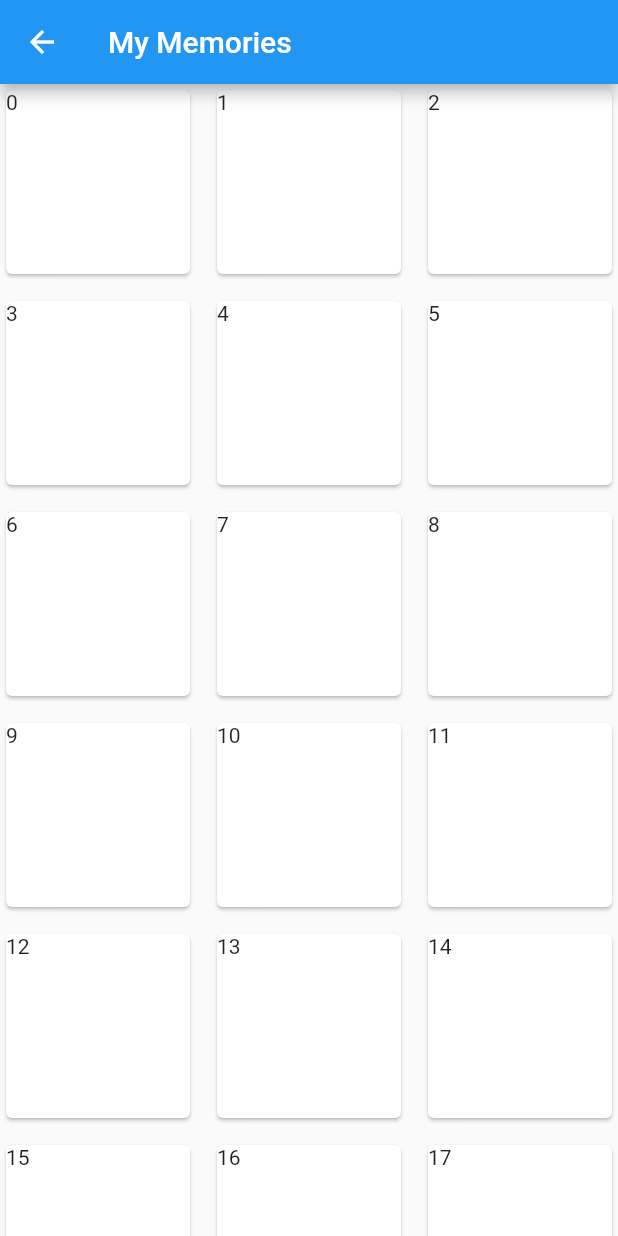
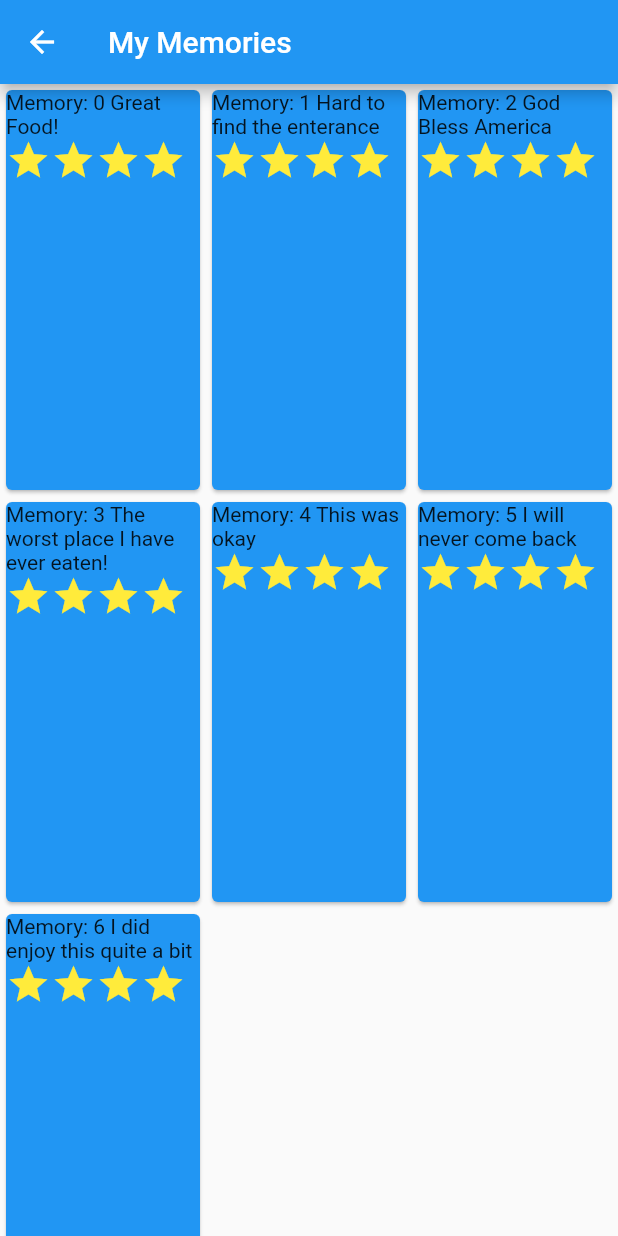
Before and after one commit to MaxwellGrimm/whats_for_lunch, a Flutter app: the Memories screen opened directly, on a phone screen of 412 x 824 dp. Run offline on Flutter 3.47's test engine with Material 2 defaults, Android fonts, the phone set to English and light mode, and no system bars; our stand-ins replace flutter_fortune_wheel, google_maps_flutter, rxdart.

Commit message:
updated memories page

```diff
--- a/lib/Memories.dart
+++ b/lib/Memories.dart
@@ -2,30 +2,92 @@ import 'package:flutter/material.dart';
 import 'package:provider/provider.dart';
 import 'main_model.dart';
 
-class Memories extends StatefulWidget {
+class Memories extends StatelessWidget {
   const Memories({super.key});
 
-  @override
-  State<Memories> createState() => _MemoriesState();
-}
+  Widget build(BuildContext context) {
+    ///will eventually not be ard coded and pulled from data
+    List<String> memoriesListTemp = [
+      'Great Food!',
+      'Hard to find the enterance',
+      'God Bless America',
+      'The worst place I have ever eaten!',
+      'This was okay',
+      'I will never come back',
+      'I did enjoy this quite a bit'
+    ];
+    double numStars = 3.5;
 
-class _MemoriesState extends State<Memories> {
-  Widget build(BuildContext context) {
     return Scaffold(
         appBar: AppBar(
           title: const Text('My Memories'),
         ),
         body: GridView.builder(
-            itemCount: 100,
+            itemCount: memoriesListTemp.length,
             gridDelegate: const SliverGridDelegateWithMaxCrossAxisExtent(
               maxCrossAxisExtent: 150,
-              crossAxisSpacing: 10.0,
-              mainAxisSpacing: 10.0,
+              childAspectRatio: .5,
             ),
+
+            ///is just a card right now but would like images to be pulled from data
             itemBuilder: (context, index) => Card(
+                  color: Colors.blue,
                   child: InkResponse(
-                    child: Text("$index"),
-                    onTap: ()=> print(index),
+                    ///will be just an image eventually, once tapping image you then get more info
+                    child: Center(
+                        child: Column(
+                      children: [
+                        Text("Memory: $index ${memoriesListTemp[index]}"),
+                        Row(
+                          crossAxisAlignment: CrossAxisAlignment.center,
+                          children: [
+                            ///will apply the correct amount of stars currently is not pulled from db
+                            for (int i = 0; i < numStars.ceil(); i++) ...<Icon>{
+                              const Icon(Icons.star,
+                                  color: Colors.yellow, size: 30),
+                            }
+                          ],
+                        )
+                      ],
+                    )),
+                    onTap: () => showDialog(
+                        context: context,
+                        builder: ((context) {
+                          return AlertDialog(
+                            content: Stack(
+                              fit: StackFit.loose,
+                              children: [
+                                Column(
+                                    mainAxisSize: MainAxisSize.min,
+                                    crossAxisAlignment:
+                                        CrossAxisAlignment.center,
+                                    mainAxisAlignment: MainAxisAlignment.center,
+
+                                    ///will eventurally have the picture, rating, date, location shown in pop up
+                                    children: [
+                                      Text(
+                                          "Memory: $index ${memoriesListTemp[index]}"),
+                                      const Text("Memory from: 10-10-2010"),
+                                      Row(
+                                        crossAxisAlignment:
+                                            CrossAxisAlignment.center,
+                                        mainAxisAlignment:
+                                            MainAxisAlignment.center,
+                                        children: [
+                                          ///will apply the correct amount of stars currently is not pulled from db
+                                          for (int i = 0;
+                                              i < numStars.ceil();
+                                              i++) ...<Icon>{
+                                            const Icon(Icons.star,
+                                                color: Colors.yellow, size: 30),
+                                          }
+                                        ],
+                                      )
+                                    ])
+                              ],
+                            ),
+                          );
+                        })),
                   ),
                 )));
   }
```
